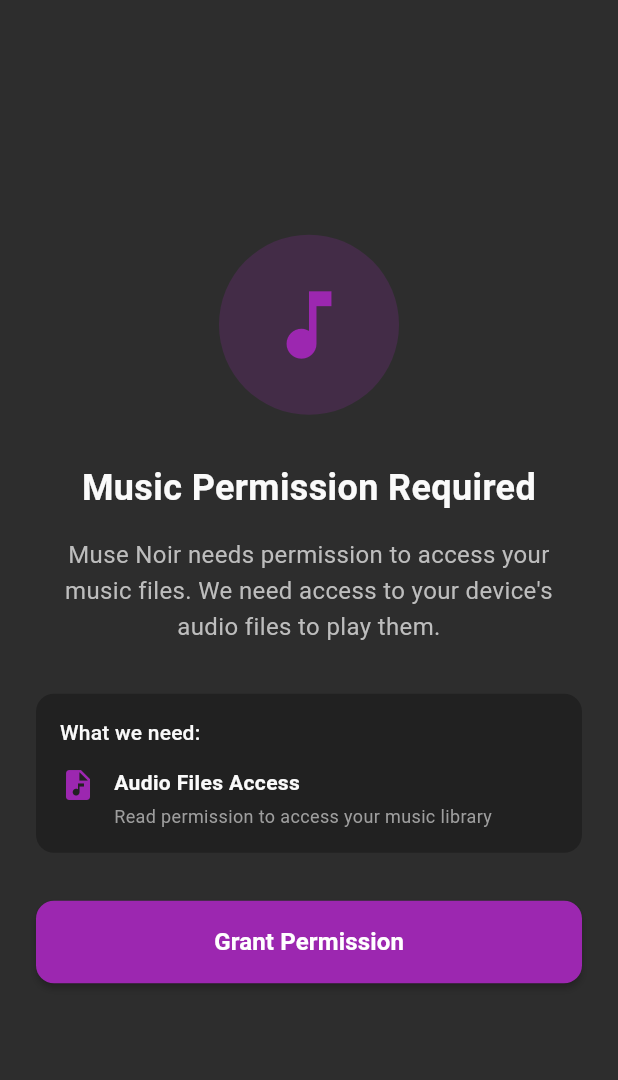
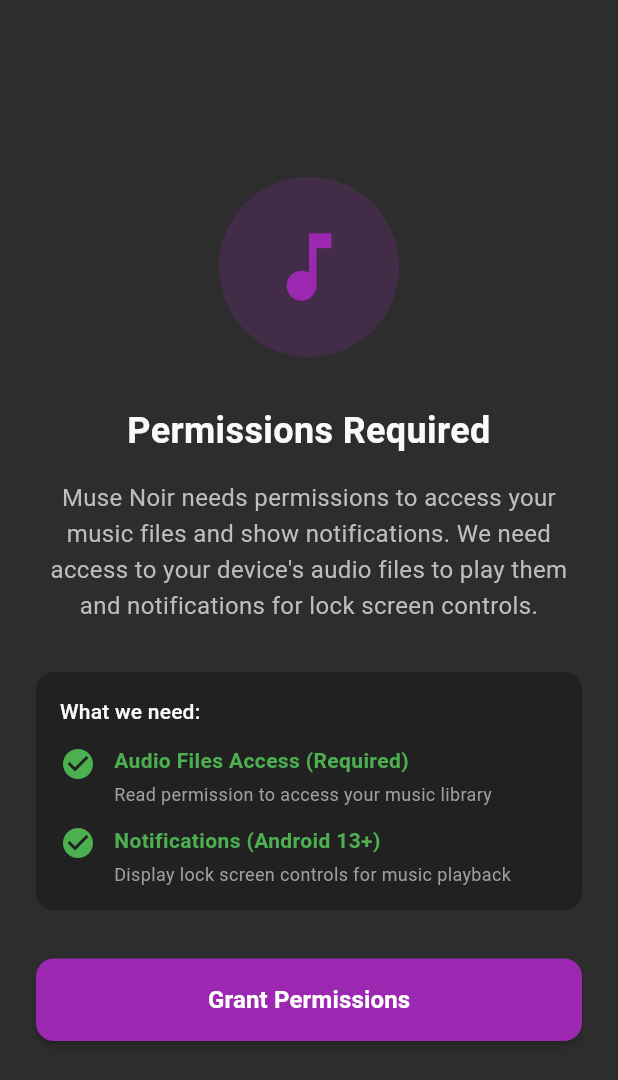
Before and after one commit to hanabinoir/muse_noir, a Flutter app: the PermissionRequestScreen screen opened directly with empty values, on a phone screen of 412 x 824 dp. Shown: the top 1080 px of the screen. Run offline on Flutter 3.47's test engine with Material 3 defaults, Android fonts, the phone set to English and light mode, and no system bars; our stand-ins replace flex_color_scheme, flutter_riverpod, hive, hive_flutter, just_audio, just_audio_background and 3 more; accounts and stored records are empty.

Commit message:
Notification Permission Request Fixed

```diff
--- a/lib/features/library/presentation/screens/tracks_screen.dart
+++ b/lib/features/library/presentation/screens/tracks_screen.dart
@@ -65,10 +65,7 @@ class TracksScreen extends ConsumerWidget {
                     onTap: () async {
                       // Play all tracks as playlist starting from this track
                       final playerController = ref.read(playerControllerProvider);
-                      await playerController.playPlaylist(
-                        tracks,
-                        startIndex: index,
-                      );
+                      await playerController.playTrack(track);
                     },
                     onLongPress: () {
                       // Show track info
--- a/lib/features/permissions/presentation/screens/permission_request_screen.dart
+++ b/lib/features/permissions/presentation/screens/permission_request_screen.dart
@@ -6,7 +6,7 @@ import 'package:muse_noir/core/utils/logger.dart';
 import '../../state/permission_state.dart';
 
 /// Screen shown when the app needs to request media permissions
-/// Guides users to grant READ_MEDIA_AUDIO permission
+/// Guides users to grant READ_MEDIA_AUDIO and POST_NOTIFICATIONS permissions
 class PermissionRequestScreen extends ConsumerWidget {
   final VoidCallback onPermissionGranted;
   static const routeName = '/permission-request';
@@ -18,11 +18,12 @@ class PermissionRequestScreen extends ConsumerWidget {
 
   @override
   Widget build(BuildContext context, WidgetRef ref) {
-    final permissionStatus = ref.watch(permissionStatusProvider);
+    final mediaPermissionStatus = ref.watch(permissionStatusProvider);
+    final notificationPermissionStatus = ref.watch(notificationPermissionStatusProvider);
     final logger = AppLogger();
 
-    return WillPopScope(
-      onWillPop: () async => false, // Prevent back navigation
+    return PopScope(
+      canPop: false, // Prevent back navigation
       child: Scaffold(
         body: SafeArea(
           child: Padding(
@@ -35,7 +36,7 @@ class PermissionRequestScreen extends ConsumerWidget {
                   width: 120,
                   height: 120,
                   decoration: BoxDecoration(
-                    color: Colors.purple.withOpacity(0.2),
+                    color: Colors.purple.withValues(alpha: 0.2),
                     shape: BoxShape.circle,
                   ),
                   child: const Icon(
@@ -48,7 +49,7 @@ class PermissionRequestScreen extends ConsumerWidget {
 
                 // Title
                 const Text(
-                  'Music Permission Required',
+                  'Permissions Required',
                   style: TextStyle(
                     fontSize: 24,
                     fontWeight: FontWeight.bold,
@@ -59,8 +60,8 @@ class PermissionRequestScreen extends ConsumerWidget {
 
                 // Description
                 Text(
-                  'Muse Noir needs permission to access your music files. '
-                  'We need access to your device\'s audio files to play them.',
+                  'Muse Noir needs permissions to access your music files and show notifications. '
+                  'We need access to your device\'s audio files to play them and notifications for lock screen controls.',
                   style: TextStyle(
                     fontSize: 16,
                     color: Colors.grey[400],
@@ -88,8 +89,17 @@ class PermissionRequestScreen extends ConsumerWidget {
                       _buildPermissionItem(
                         context,
                         Icons.audio_file,
-                        'Audio Files Access',
+                        'Audio Files Access (Required)',
                         'Read permission to access your music library',
+                        mediaPermissionStatus == PermissionStatus.granted,
+                      ),
+                      const SizedBox(height: 12),
+                      _buildPermissionItem(
+                        context,
+                        Icons.notifications,
+                        'Notifications (Android 13+)',
+                        'Display lock screen controls for music playback',
+                        notificationPermissionStatus == PermissionStatus.granted,
                       ),
                     ],
                   ),
@@ -109,15 +119,22 @@ class PermissionRequestScreen extends ConsumerWidget {
                     ),
                     onPressed: () async {
                       logger.info('User tapped request permission');
-                      final notifier = ref.read(permissionStatusProvider.notifier);
-                      final granted = await notifier.requestPermission();
-                      if (granted) {
-                        logger.info('Permission granted, calling callback');
+
+                      // Request media permission (critical)
+                      final mediaNotifier = ref.read(permissionStatusProvider.notifier);
+                      final mediaGranted = await mediaNotifier.requestPermission();
+
+                      // Request notification permission (for lock screen)
+                      final notificationNotifier = ref.read(notificationPermissionStatusProvider.notifier);
+                      await notificationNotifier.requestPermission();
+
+                      if (mediaGranted) {
+                        logger.info('Media permission granted, calling callback');
                         onPermissionGranted();
                       }
                     },
                     child: const Text(
-                      'Grant Permission',
+                      'Grant Permissions',
                       style: TextStyle(fontSize: 16, fontWeight: FontWeight.bold),
                     ),
                   ),
@@ -125,7 +142,7 @@ class PermissionRequestScreen extends ConsumerWidget {
                 const SizedBox(height: 12),
 
                 // Help link
-                if (permissionStatus == PermissionStatus.permanentlyDenied)
+                if (mediaPermissionStatus == PermissionStatus.permanentlyDenied)
                   SizedBox(
                     width: double.infinity,
                     child: OutlinedButton(
@@ -159,13 +176,14 @@ class PermissionRequestScreen extends ConsumerWidget {
     IconData icon,
     String title,
     String description,
+    bool isGranted,
   ) {
     return Row(
       crossAxisAlignment: CrossAxisAlignment.start,
       children: [
         Icon(
-          icon,
-          color: Colors.purple,
+          isGranted ? Icons.check_circle : icon,
+          color: isGranted ? Colors.green : Colors.purple,
           size: 24,
         ),
         const SizedBox(width: 12),
@@ -175,9 +193,10 @@ class PermissionRequestScreen extends ConsumerWidget {
             children: [
               Text(
                 title,
-                style: const TextStyle(
+                style: TextStyle(
                   fontWeight: FontWeight.w600,
                   fontSize: 14,
+                  color: isGranted ? Colors.green : Colors.white,
                 ),
               ),
               const SizedBox(height: 4),
--- a/lib/features/permissions/state/permission_providers.dart
+++ b/lib/features/permissions/state/permission_providers.dart
@@ -1,8 +1,14 @@
 import 'package:flutter_riverpod/flutter_riverpod.dart';
 import 'package:muse_noir/features/permissions/state/permission_state.dart';
 
-/// Provider for permission status
+/// Provider for media permission status
 final permissionStatusProvider =
     NotifierProvider<PermissionNotifier, PermissionStatus>(() {
   return PermissionNotifier();
 });
+
+/// Provider for notification permission status (Android 13+)
+final notificationPermissionStatusProvider =
+    NotifierProvider<NotificationPermissionNotifier, PermissionStatus>(() {
+  return NotificationPermissionNotifier();
+});
```
Also changed, not shown: lib/features/permissions/presentation/app_root.dart (+30 -3 lines), lib/features/permissions/services/permission_initialization_service.dart (+52 -17 lines), lib/features/permissions/state/permission_state.dart (+71 -1 lines), lib/services/audio/audio_service.dart (+33 -7 lines), lib/services/permissions/permission_service.dart (+93 -0 lines), 1 other file.
